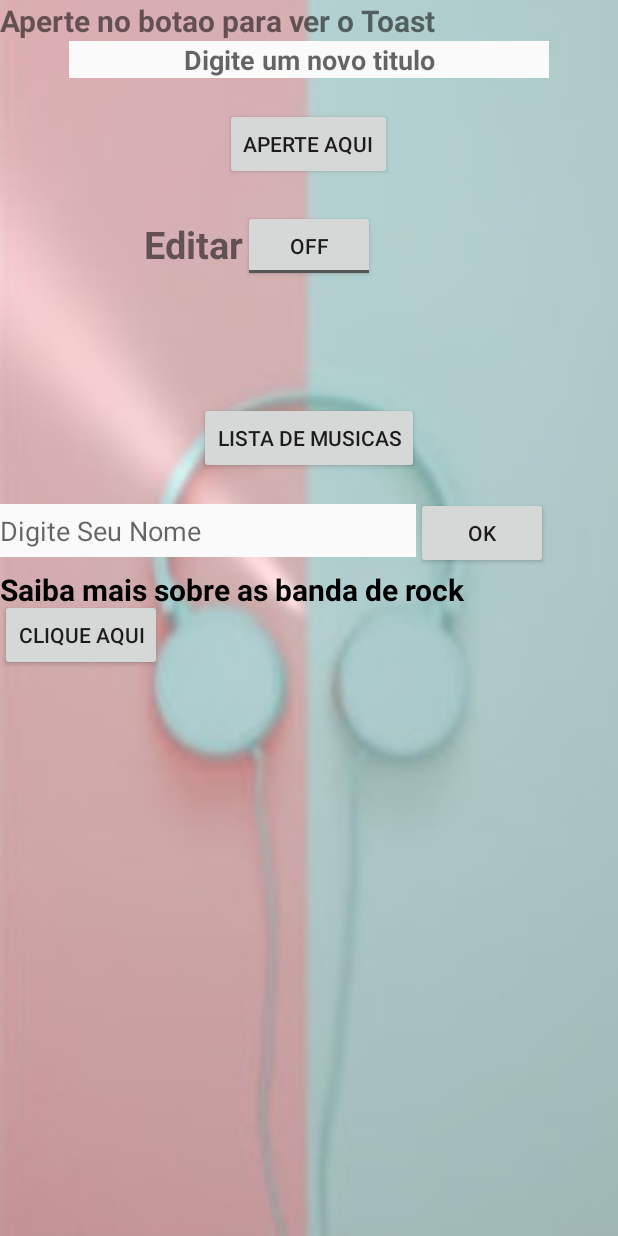
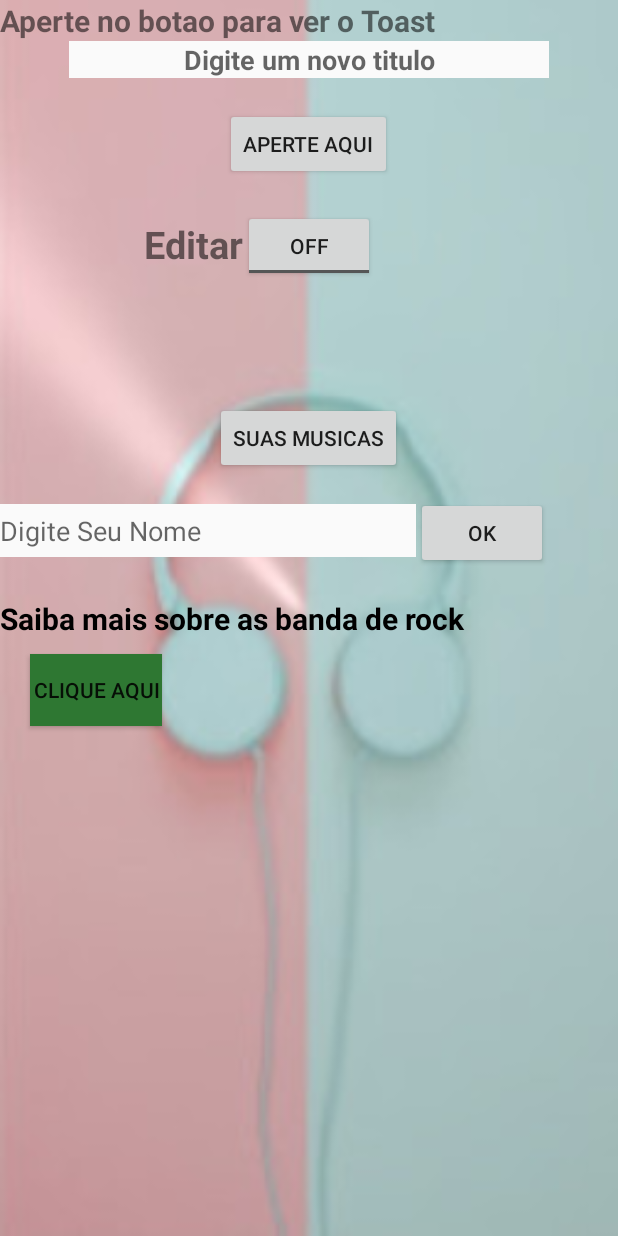
Before and after one commit to WemersonDamasceno/MusicPlayer_Mobile_Trab_01, an Android app: the screen it shows after launch (MainActivity), on a phone screen of 412 x 824 dp. Run offline under Robolectric (Android 15) with nearby library versions, the phone set to English and light mode, and no system bars.

```diff
--- a/app/src/main/res/layout/activity_main.xml
+++ b/app/src/main/res/layout/activity_main.xml
@@ -70,9 +70,7 @@
         android:layout_centerHorizontal="true"
         android:layout_width="wrap_content"
         android:layout_height="wrap_content"
-        android:text="@string/tela_da_lista"/>
-
-
+        android:text="@string/suas_musicas"/>
 
 
     <AutoCompleteTextView
@@ -106,17 +104,20 @@
 
 
     <TextView
+        android:id="@+id/txt"
         android:layout_width="wrap_content"
         android:layout_height="wrap_content"
-        android:layout_below="@+id/btnOk"
+        android:layout_below="@+id/tvSejaBemVindo"
         android:text="@string/saiba_mais_sobre_as_banda_de_rock"
         android:textSize="20sp"
         android:textStyle="bold"
         android:textColor="#000000"/>
     <Button
         android:id="@+id/btnBandas"
-        android:layout_below="@+id/btnOk"
-        android:layout_marginTop="20dp"
+        android:layout_below="@+id/txt"
+        android:layout_marginTop="10dp"
+        android:background="#2E7732"
+        android:layout_marginStart="20dp"
         android:layout_width="wrap_content"
         android:layout_height="wrap_content"
         android:text="@string/bandas"/>
--- a/app/src/main/res/values/strings.xml
+++ b/app/src/main/res/values/strings.xml
@@ -1,6 +1,5 @@
 <resources>
     <string name="app_name">Trab_01</string>
-    <string name="tela_da_lista">Lista de Musicas</string>
     <string name="aperte_aqui">Aperte Aqui</string>
     <string name="digite_o_novo_texto">Digite um novo titulo</string>
     <string name="lista_de_musicas_boas">Melhores musicas Nirvana</string>
@@ -27,4 +26,5 @@
     <string name="guns_n_roses">Guns n Roses</string>
     <string name="nirvana">Nirvana</string>
     <string name="saiba_mais_sobre_as_banda_de_rock">Saiba mais sobre as banda de rock</string>
+    <string name="suas_musicas">Suas Musicas</string>
 </resources>
```
